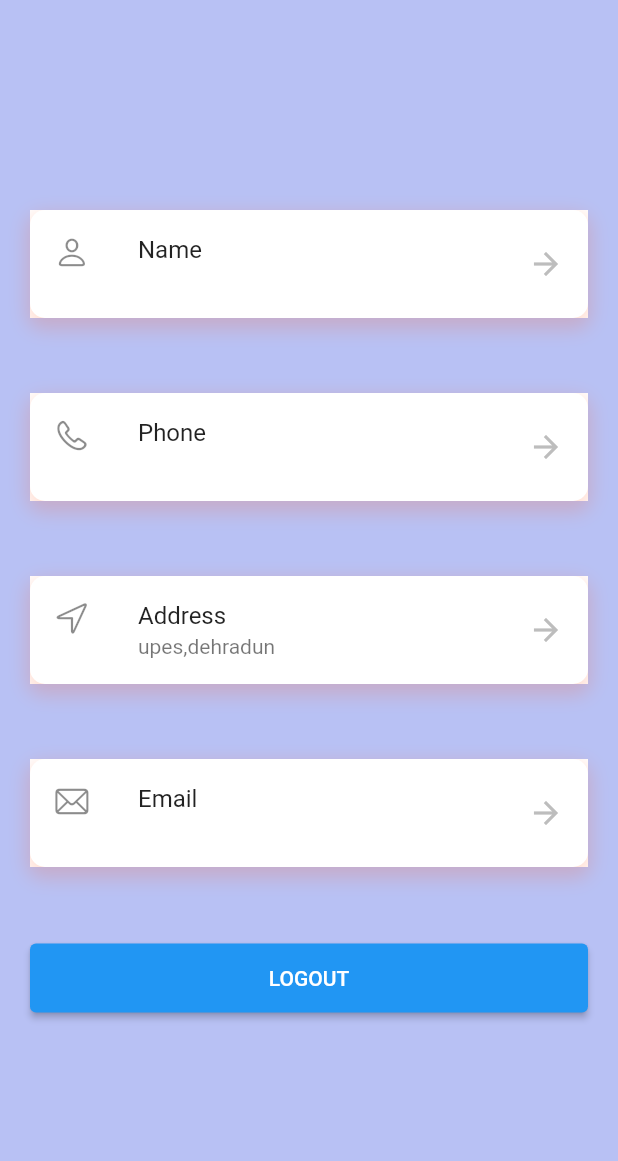
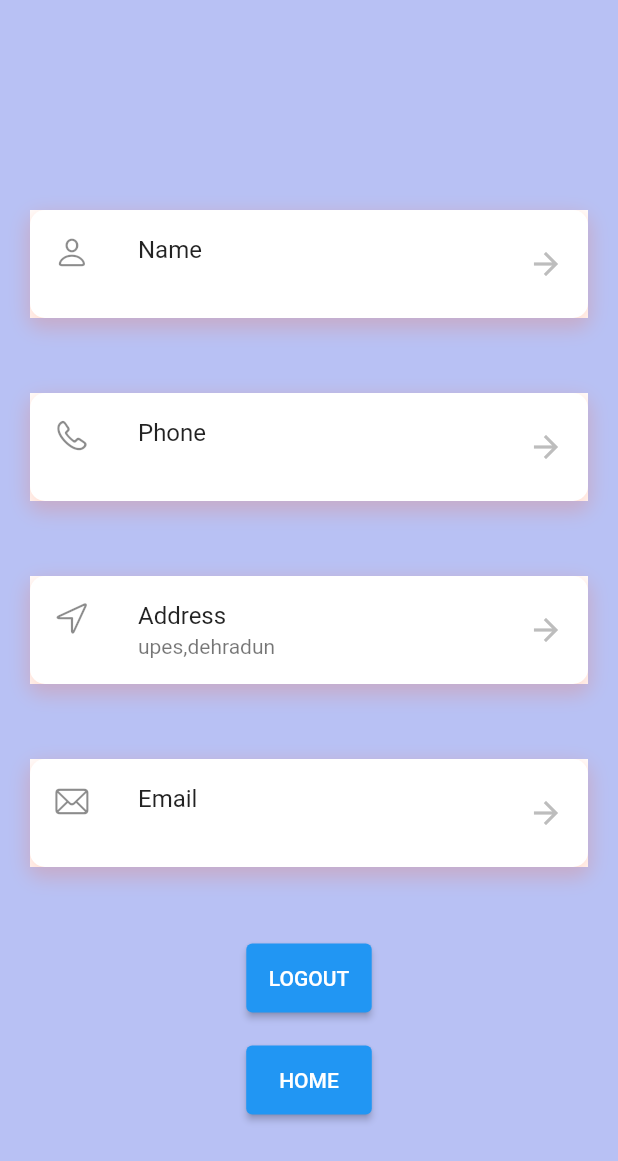
Before and after one commit to iamgoeldhruv/carparking_app, a Flutter app: the ProfilePage screen opened directly, on a phone screen of 412 x 824 dp. Shown: the top 1161 px of the screen. Run offline on Flutter 3.47's test engine with Material 2 defaults, Android fonts, the phone set to English and light mode, and no system bars; our stand-ins replace cloud_firestore, firebase_auth, firebase_core, geolocator, google_maps_flutter, location; missing offline and left inert: background_location; accounts and stored records are empty.

Commit message:
Added go to home feature in profile

```diff
--- a/lib/UI/profile-page.dart
+++ b/lib/UI/profile-page.dart
@@ -4,19 +4,19 @@ import 'package:dash_insta/database/userauth.dart';
 import 'package:firebase_auth/firebase_auth.dart';
 import 'package:cloud_firestore/cloud_firestore.dart';
 import 'package:dash_insta/UI/login-screen.dart';
+
 class ProfilePage extends StatefulWidget {
   const ProfilePage({super.key});
 
   @override
-
   State<ProfilePage> createState() => _ProfilePageState();
 }
 
 class _ProfilePageState extends State<ProfilePage> {
-  String FirstName=" ";
-  String LastName="";
-  String Phone="";
-  String Email="";
+  String FirstName = " ";
+  String LastName = "";
+  String Phone = "";
+  String Email = "";
   @override
   void initState() {
     super.initState();
@@ -30,47 +30,66 @@ class _ProfilePageState extends State<ProfilePage> {
         .doc(FirebaseAuth.instance.currentUser!.uid)
         .get(GetOptions(source: Source.server));
 
-    setState((){
-      FirstName=((snap.data() as Map<String,dynamic>)['firstName']).toUpperCase();
-      LastName=((snap.data() as Map<String,dynamic>)['lastName']).toUpperCase();
-      Email=((snap.data() as Map<String,dynamic>)['email']);
-      Phone=((snap.data() as Map<String,dynamic>)['phone']);
+    setState(() {
+      FirstName =
+          ((snap.data() as Map<String, dynamic>)['firstName']).toUpperCase();
+      LastName =
+          ((snap.data() as Map<String, dynamic>)['lastName']).toUpperCase();
+      Email = ((snap.data() as Map<String, dynamic>)['email']);
+      Phone = ((snap.data() as Map<String, dynamic>)['phone']);
       print(FirstName);
       print(LastName);
       print(Email);
       print(Phone);
+    });
+  }
 
-    });
+  Future<void> logout() async {
+    await FirebaseAuth.instance.signOut();
+    Navigator.of(context).pushReplacement(
+        MaterialPageRoute(builder: (context) => LoginScreen()));
+  }
 
-  }
-  Future<void> logout() async{
-    await FirebaseAuth.instance.signOut();
-    Navigator.of(context).pushReplacement(MaterialPageRoute(builder: (context) => LoginScreen()));
-  }
   Widget build(BuildContext context) {
     return Scaffold(
       body: Padding(
         padding: const EdgeInsets.all(20),
         child: Column(
           children: [
-
             const SizedBox(height: 120),
-            itemProfile('Name', FirstName+ " "+LastName, CupertinoIcons.person),
+            itemProfile(
+                'Name', FirstName + " " + LastName, CupertinoIcons.person),
             const SizedBox(height: 50),
             itemProfile('Phone', Phone, CupertinoIcons.phone),
             const SizedBox(height: 50),
             itemProfile('Address', 'upes,dehradun', CupertinoIcons.location),
             const SizedBox(height: 50),
             itemProfile('Email', Email, CupertinoIcons.mail),
-            const SizedBox(height: 50,),
+            const SizedBox(
+              height: 50,
+            ),
             SizedBox(
               width: double.infinity,
-              child: ElevatedButton(
+              child: Column(
+                children: [
+                  ElevatedButton(
                       onPressed: logout,
                       style: ElevatedButton.styleFrom(
                         padding: const EdgeInsets.all(15),
                       ),
-                  child: const Text('LOGOUT')
+                      child: const Text('LOGOUT')),
+                      const SizedBox(
+              height: 20,
+            ),
+                  ElevatedButton(
+                      onPressed: () {
+                        Navigator.of(context).pop();
+                      },
+                      style: ElevatedButton.styleFrom(
+                        padding: const EdgeInsets.all(15),
+                      ),
+                      child: const Text('  HOME  ')),
+                ],
               ),
             )
           ],
@@ -89,10 +108,8 @@ class _ProfilePageState extends State<ProfilePage> {
                 offset: Offset(0, 5),
                 color: Colors.deepOrange.withOpacity(.2),
                 spreadRadius: 2,
-                blurRadius: 10
-            )
-          ]
-      ),
+                blurRadius: 10)
+          ]),
       child: ListTile(
         title: Text(title),
         subtitle: Text(subtitle),
--- a/lib/main.dart
+++ b/lib/main.dart
@@ -1,13 +1,8 @@
 import 'package:flutter/material.dart';
 import 'package:firebase_core/firebase_core.dart';
 import 'package:dash_insta/UI/login-screen.dart';
-import 'package:dash_insta/UI/register-screen.dart';
 import 'package:dash_insta/UI/dashboard.dart';
 import 'package:firebase_auth/firebase_auth.dart';
-import 'package:dash_insta/UI/map-screen.dart';
-import 'package:shared_preferences/shared_preferences.dart';
-import 'package:latlng/latlng.dart';
-import 'package:location/location.dart';
 import 'location.dart';
 void main() async  {
   WidgetsFlutterBinding.ensureInitialized();
```
Also changed, not shown: lib/UI/parking-screen.dart (+24 -22 lines). Lines whose indentation alone changed are shown as unchanged.
